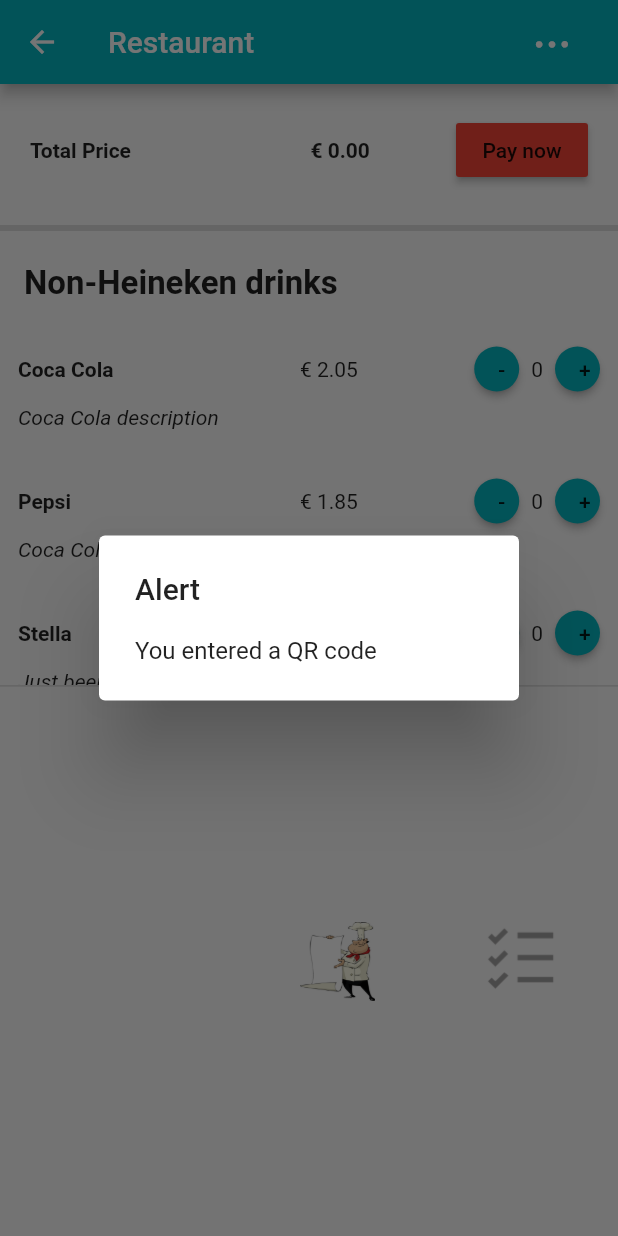
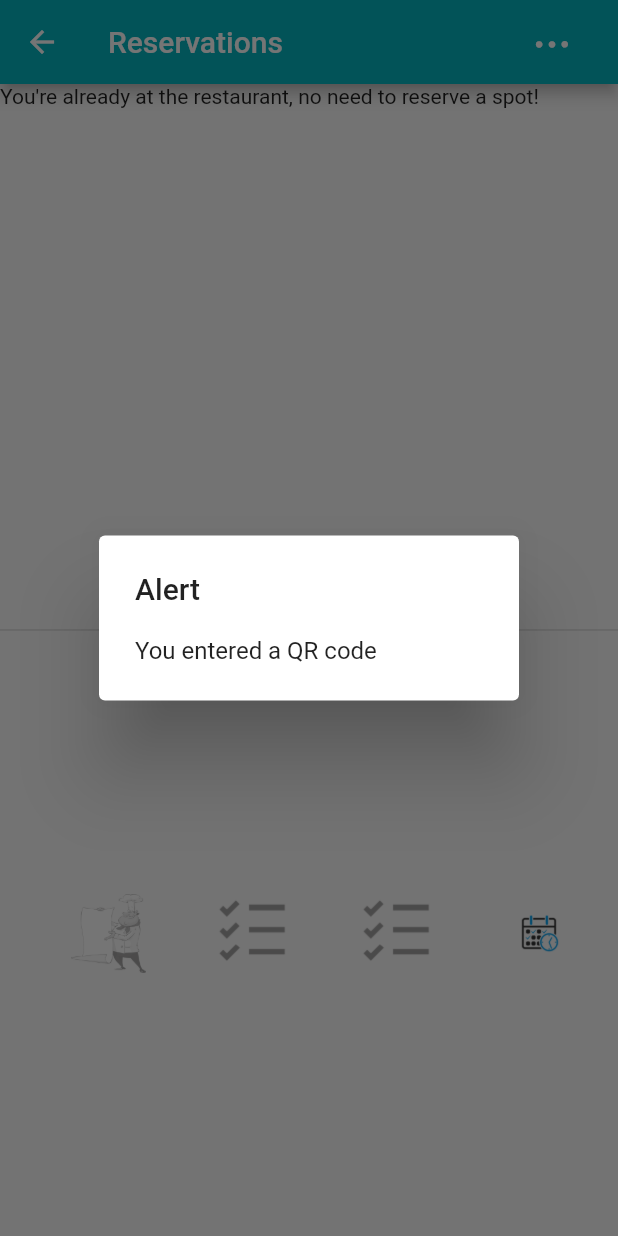
Before and after one commit to alexanderbodard/appetite-frontend, a Flutter app: the screen it shows after launch, after a tap on "Scan a QR code", on a phone screen of 412 x 824 dp. Run offline on Flutter 3.47's test engine with Material 2 defaults, Android fonts, the phone set to English and light mode, and no system bars; our stand-ins replace datetime_picker_formfield.

Commit message:
Add reservations

```diff
--- a/lib/widgets/constants.dart
+++ b/lib/constants.dart
@@ -2,5 +2,5 @@ import 'package:flutter/material.dart';
 
 class Constants {
   static const int kotszakske = 0xff04b5bf;
-  static const double flatButtonPadding = 32.0;
+  static const double flatButtonPadding = 14.0;
 }
--- a/lib/util/appbar.dart
+++ b/lib/util/appbar.dart
@@ -1,5 +1,5 @@
 import 'package:flutter/material.dart';
-import 'package:appetite/widgets/constants.dart';
+import 'package:appetite/constants.dart';
 import 'package:appetite/widgets/account.dart';
 
 class Util {
--- a/lib/widgets/home.dart
+++ b/lib/widgets/home.dart
@@ -4,7 +4,7 @@
 
 import 'package:flutter/material.dart';
 import 'package:appetite/widgets/restaurant.dart';
-import 'package:appetite/widgets/constants.dart';
+import 'package:appetite/constants.dart';
 import 'package:appetite/util/appbar.dart';
 import 'package:http/http.dart' as http;
 
@@ -91,7 +91,7 @@ class _QRSelection extends StatelessWidget {
               ),
             );
 
-            Navigator.push(context, MaterialPageRoute(builder: (BuildContext context) => Restaurant()));
+            Navigator.push(context, MaterialPageRoute(builder: (BuildContext context) => Restaurant(false, true)));
           },
         )
       )
@@ -106,17 +106,17 @@ class _ManualSelection extends StatelessWidget {
         minWidth: 270,
         buttonColor: Color(Constants.kotszakske),
         child: RaisedButton(
-          child: Text('Enter a widgets.restaurant manually'),
+          child: Text('Enter a restaurant manually'),
           onPressed: () {
             showDialog(
               context: context,
               child: AlertDialog(
                 title: Text('Alert'),
-                content: Text('You entered a widgets.restaurant manually'),
+                content: Text('You entered a restaurant manually'),
               ),
             );
 
-            Navigator.push(context, MaterialPageRoute(builder: (BuildContext context) => Restaurant()));
+            Navigator.push(context, MaterialPageRoute(builder: (BuildContext context) => Restaurant(false, false)));
           },
         )
       )
--- a/lib/widgets/restaurant.dart
+++ b/lib/widgets/restaurant.dart
@@ -1,16 +1,27 @@
 import 'package:flutter/material.dart';
-import 'constants.dart';
+import 'package:appetite/constants.dart';
 import 'package:appetite/widgets/restaurant/menu_body.dart';
 import 'package:appetite/widgets/restaurant/orders_body.dart';
+import 'package:appetite/widgets/restaurant/users_body.dart';
+import 'package:appetite/widgets/restaurant/reservations_body.dart';
 import 'package:appetite/util/appbar.dart';
 
 
 class Restaurant extends StatefulWidget {
-  RestaurantState createState() => RestaurantState();
+  bool reserved;
+  bool onSpot;
+
+  Restaurant(this.reserved, this.onSpot);
+
+  RestaurantState createState() => RestaurantState(reserved, onSpot);
 }
 
 class RestaurantState extends State<Restaurant> {
-  String _tab = 'Menu';
+  String _tab = 'Reservations';
+  bool reserved;
+  bool onSpot;
+
+  RestaurantState(this.reserved, this.onSpot);
 
   void setTab(String tab) {
     setState(() =>_tab = tab);
@@ -18,11 +29,13 @@ class RestaurantState extends State<Restaurant> {
 
   Widget build(BuildContext context) {
     return Scaffold(
-      appBar: Util.appBar('Restaurant', context),
+      appBar: Util.appBar(_tab, context),
       body: _Body(this),
       persistentFooterButtons: <Widget>[
         _MenuButton(this),
         _OrdersButton(this),
+        _UsersButton(this),
+        _ReservationsButton(this),
       ],
     );
   }
@@ -39,6 +52,12 @@ class _Body extends StatelessWidget {
     }
     if (this.parent._tab == 'Orders') {
       return OrdersBody();
+    }
+    if (this.parent._tab =='Users') {
+      return UsersBody();
+    }
+    if (this.parent._tab == 'Reservations') {
+      return ReservationsBody(parent);
     }
   }
 }
@@ -99,3 +118,41 @@ class _OrdersButton extends StatelessWidget {
     );
   }
 }
+
+class _UsersButton extends StatelessWidget {
+  RestaurantState parent;
+
+  _UsersButton(this.parent);
+
+  Widget build(BuildContext context) {
+    return FlatButton(
+      child: Image.asset('assets/icons/orders_' + (parent._tab == 'Users' ? 'selected' : 'normal') + '.png', width: 50),
+      onPressed: () {
+        parent.setTab('Users');
+      },
+      padding: const EdgeInsets.only(
+        left: Constants.flatButtonPadding,
+        right: Constants.flatButtonPadding,
+      ),
+    );
+  }
+}
+
+class _ReservationsButton extends StatelessWidget {
+  RestaurantState parent;
+
+  _ReservationsButton(this.parent);
+
+  Widget build(BuildContext context) {
+    return FlatButton(
+      child: Image.asset('assets/icons/reservations_' + (parent._tab == 'Reservations' ? 'selected' : 'normal') + '.png', width: 50),
+      onPressed: () {
+        parent.setTab('Reservations');
+      },
+      padding: const EdgeInsets.only(
+        left: Constants.flatButtonPadding,
+        right: Constants.flatButtonPadding,
+      ),
+    );
+  }
+}
--- a/lib/widgets/restaurant/menu_body.dart
+++ b/lib/widgets/restaurant/menu_body.dart
@@ -1,5 +1,5 @@
 import 'package:flutter/material.dart';
-import 'package:appetite/widgets/constants.dart';
+import 'package:appetite/constants.dart';
 import 'package:appetite/types/restaurant.dart';
 
 class MenuBody extends StatefulWidget {
@@ -30,7 +30,7 @@ class MenuBodyState extends State<MenuBody> {
                 Text('€ ' + categories.fold(
                   0,
                   (acc, item) =>
-                    acc + item.menuItems.fold(0, (acc_, item) => acc + item.price * item.count))
+                    acc + item.menuItems.fold(0, (acc_, item) => acc_ + item.price * item.count))
                     .toStringAsFixed(2), style: TextStyle(fontWeight: FontWeight.bold)
                 ),
               ],
@@ -85,7 +85,7 @@ class PayNowButton extends StatelessWidget {
           ),
         );
       },
-      child: Text('Pay now'),
+      child: Text('Pay now', style: TextStyle(color: Colors.white)),
       color: Colors.red,
     );
   }
--- /dev/null
+++ b/lib/widgets/restaurant/reservations_body.dart
@@ -0,0 +1,37 @@
+import 'package:flutter/material.dart';
+import 'package:appetite/widgets/restaurant.dart';
+import 'package:appetite/util/date_time_picker.dart';
+
+class ReservationsBody extends StatelessWidget {
+  final RestaurantState restaurantState;
+
+  ReservationsBody(this.restaurantState);
+
+  Widget build(BuildContext context) {
+    if (restaurantState.reserved) {
+      return Reserved();
+    } else if (restaurantState.onSpot) {
+      return OnSpot();
+    } else {
+      return NotReserved();
+    }
+  }
+}
+
+class Reserved extends StatelessWidget {
+  Widget build(BuildContext context) {
+    return Text('You have already reserved a spot!');
+  }
+}
+
+class OnSpot extends StatelessWidget {
+  Widget build(BuildContext context) {
+    return Text("You're already at the restaurant, no need to reserve a spot!");
+  }
+}
+
+class NotReserved extends StatelessWidget {
+  Widget build(BuildContext context) {
+    return dateTimeComponent();
+  }
+}
--- a/pubspec.yaml
+++ b/pubspec.yaml
@@ -19,12 +19,17 @@ environment:
 dependencies:
   flutter:
     sdk: flutter
+  flutter_localizations:
+    sdk: flutter
+  flutter_cupertino_localizations: ^1.0.1
 
   # The following adds the Cupertino Icons font to your application.
   # Use with the CupertinoIcons class for iOS style icons.
   cupertino_icons: ^0.1.2
 
   http: 0.12.0
+  datetime_picker_formfield: ^0.4.3
+  intl: ^0.15.8
 
 dev_dependencies:
   flutter_test:
```
Also changed, not shown: lib/util/date_time_picker.dart (added, +120 -0 lines), lib/widgets/account.dart (+5 -5 lines), lib/widgets/restaurant/users_body.dart (added, +72 -0 lines), assets/icons/account_normal.png (deleted), assets/icons/account_selected.png (deleted), assets/icons/reservations_normal.png (added), assets/icons/reservations_selected.png (added), pubspec.lock.
